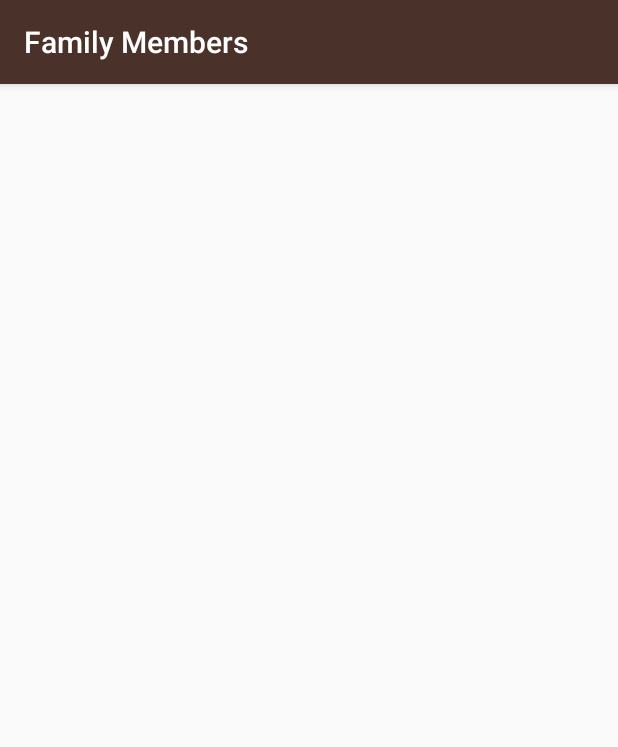
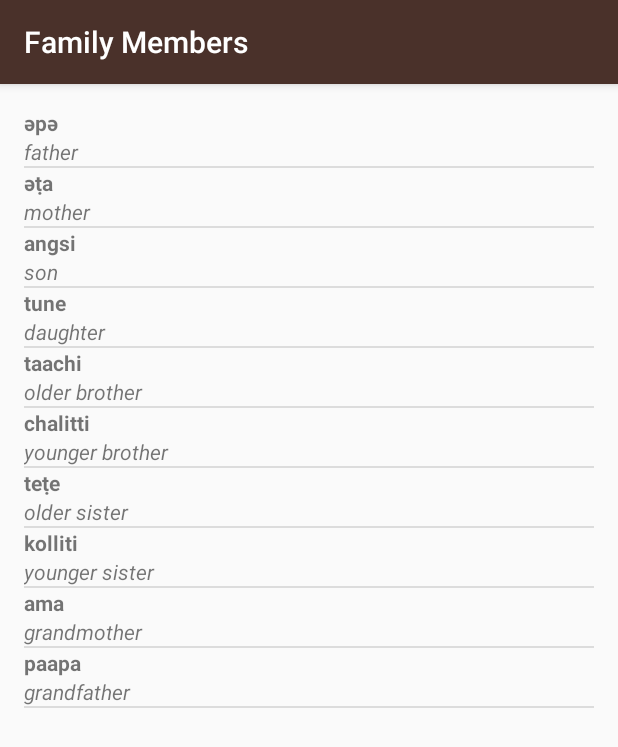
Before and after one commit to omega9999/Miwok, an Android app: the FamilyActivity screen opened directly, with no data from a screen before it, on a phone screen of 412 x 824 dp. Shown: the top 747 px of the screen. Run offline under Robolectric (Android 15) with nearby library versions, the phone set to English and light mode, and no system bars.

Commit message:
add words list

```diff
--- a/app/src/main/java/com/example/android/miwok/FamilyActivity.java
+++ b/app/src/main/java/com/example/android/miwok/FamilyActivity.java
@@ -3,12 +3,34 @@ package com.example.android.miwok;
 import androidx.appcompat.app.AppCompatActivity;
 
 import android.os.Bundle;
+import android.widget.ListView;
+
+import java.util.ArrayList;
 
 public class FamilyActivity extends AppCompatActivity {
 
     @Override
     protected void onCreate(Bundle savedInstanceState) {
         super.onCreate(savedInstanceState);
-        setContentView(R.layout.activity_family);
+        setContentView(R.layout.word_list);
+
+        // Create an array of words
+        ArrayList<Word> words = new ArrayList<>();
+        words.add(new Word("father", "әpә"));
+        words.add(new Word("mother", "әṭa"));
+        words.add(new Word("son", "angsi"));
+        words.add(new Word("daughter", "tune"));
+        words.add(new Word("older brother", "taachi"));
+        words.add(new Word("younger brother", "chalitti"));
+        words.add(new Word("older sister", "teṭe"));
+        words.add(new Word("younger sister", "kolliti"));
+        words.add(new Word("grandmother ", "ama"));
+        words.add(new Word("grandfather", "paapa"));
+
+        // TODO https://developer.android.com/guide/topics/ui/layout/recyclerview.html
+
+        ListView listView = findViewById(R.id.list);
+        //listView.setAdapter(adapter);
+        listView.setAdapter(new WordAdapter(this, words));
     }
 }
--- a/app/src/main/java/com/example/android/miwok/NumbersActivity.java
+++ b/app/src/main/java/com/example/android/miwok/NumbersActivity.java
@@ -12,7 +12,7 @@ public class NumbersActivity extends AppCompatActivity {
     @Override
     protected void onCreate(Bundle savedInstanceState) {
         super.onCreate(savedInstanceState);
-        setContentView(R.layout.activity_numbers);
+        setContentView(R.layout.word_list);
 
 
         // Create an array of words
--- a/app/src/main/res/layout/activity_family.xml
+++ /dev/null
@@ -1,9 +0,0 @@
-<?xml version="1.0" encoding="utf-8"?>
-<androidx.constraintlayout.widget.ConstraintLayout xmlns:android="http://schemas.android.com/apk/res/android"
-    xmlns:app="http://schemas.android.com/apk/res-auto"
-    xmlns:tools="http://schemas.android.com/tools"
-    android:layout_width="match_parent"
-    android:layout_height="match_parent"
-    tools:context=".FamilyActivity">
-
-</androidx.constraintlayout.widget.ConstraintLayout>
```
Also changed, not shown: app/src/main/java/com/example/android/miwok/ColorsActivity.java (+21 -1 lines), app/src/main/java/com/example/android/miwok/PhrasesActivity.java (+23 -1 lines), app/src/main/java/com/example/android/miwok/WordAdapter.java (+13 -2 lines), app/src/main/res/layout/activity_colors.xml (deleted, +0 -9 lines), app/src/main/res/layout/activity_phrases.xml (deleted, +0 -9 lines), app/src/main/res/layout/word_list.xml (renamed from app/src/main/res/layout/activity_numbers.xml).
